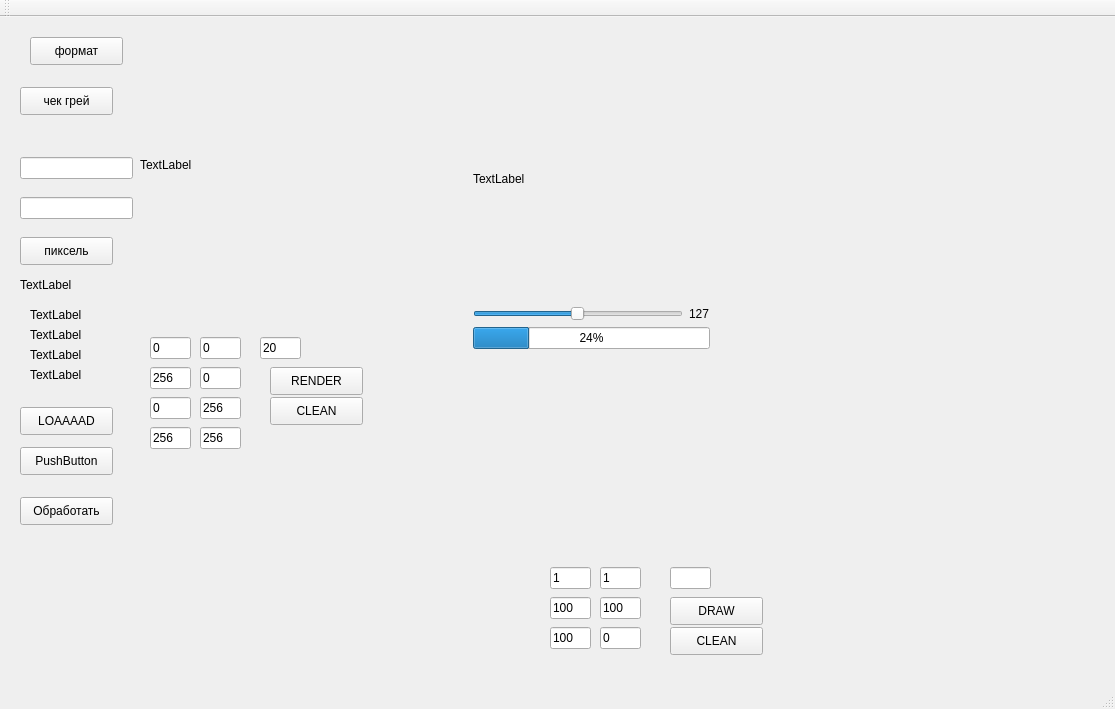
This is mainwindow.ui in kvad-17/img-polygonizer as Qt 5 draws it before an edit. The edited form follows.
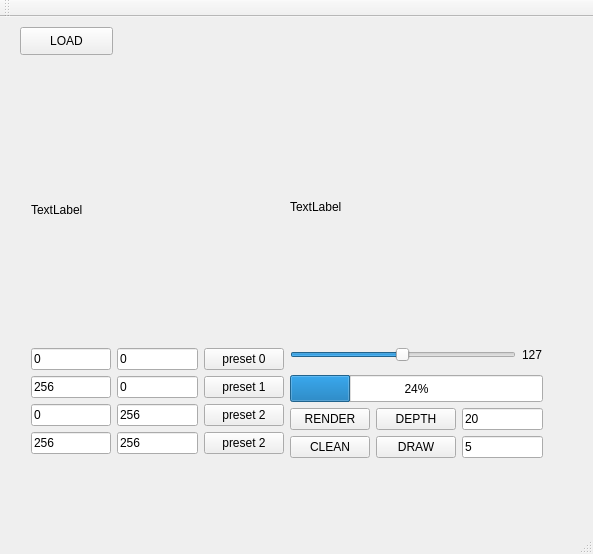
This is the edited form. Custom widgets are drawn as their Qt base class.

Commit message: -added native ractangles -gui refactoring -added polyvector for render mode

The edit to the form file:
```diff
--- a/mainwindow.ui
+++ b/mainwindow.ui
@@ -6,456 +6,149 @@
    <rect>
     <x>0</x>
     <y>0</y>
-    <width>1115</width>
-    <height>709</height>
+    <width>593</width>
+    <height>554</height>
    </rect>
   </property>
   <property name="windowTitle">
    <string>MainWindow</string>
   </property>
   <widget class="QWidget" name="centralWidget">
-   <widget class="QPushButton" name="pushButton">
+   <widget class="QPushButton" name="pushButton_load">
     <property name="geometry">
      <rect>
       <x>20</x>
-      <y>430</y>
+      <y>10</y>
       <width>93</width>
       <height>28</height>
      </rect>
     </property>
     <property name="text">
-     <string>PushButton</string>
+     <string>LOAD</string>
     </property>
    </widget>
+   <widget class="QWidget" name="">
+    <property name="geometry">
+     <rect>
+      <x>20</x>
+      <y>50</y>
+      <width>534</width>
+      <height>402</height>
+     </rect>
+    </property>
+    <layout class="QHBoxLayout" name="horizontalLayout_2">
+     <item>
+      <layout class="QVBoxLayout" name="verticalLayout_2">
+       <item>
    <widget class="QLabel" name="bmpLabel">
-    <property name="geometry">
-     <rect>
-      <x>140</x>
-      <y>20</y>
+         <property name="sizePolicy">
+          <sizepolicy hsizetype="Fixed" vsizetype="Fixed">
+           <horstretch>0</horstretch>
+           <verstretch>0</verstretch>
+          </sizepolicy>
+         </property>
+         <property name="minimumSize">
+          <size>
       <width>256</width>
       <height>256</height>
-     </rect>
+          </size>
     </property>
     <property name="text">
      <string>TextLabel</string>
     </property>
    </widget>
-   <widget class="QPushButton" name="pushButton_load">
-    <property name="geometry">
-     <rect>
-      <x>20</x>
-      <y>390</y>
-      <width>93</width>
-      <height>28</height>
-     </rect>
-    </property>
+       </item>
+       <item>
+        <layout class="QGridLayout" name="gridLayout_2">
+         <item row="0" column="0">
+          <widget class="QLineEdit" name="lineEdit_polyAX">
     <property name="text">
-     <string>LOAAAAD</string>
-    </property>
-   </widget>
-   <widget class="QPushButton" name="pushButton_process">
-    <property name="geometry">
-     <rect>
-      <x>20</x>
-      <y>480</y>
-      <width>93</width>
-      <height>28</height>
-     </rect>
-    </property>
-    <property name="text">
-     <string>Обработать</string>
-    </property>
-   </widget>
-   <widget class="QLineEdit" name="lineEdit_pixelX">
-    <property name="geometry">
-     <rect>
-      <x>20</x>
-      <y>140</y>
-      <width>113</width>
-      <height>22</height>
-     </rect>
-    </property>
-   </widget>
-   <widget class="QLineEdit" name="lineEdit_pixelY">
-    <property name="geometry">
-     <rect>
-      <x>20</x>
-      <y>180</y>
-      <width>113</width>
-      <height>22</height>
-     </rect>
-    </property>
-   </widget>
-   <widget class="QPushButton" name="pushButton_getpixel">
-    <property name="geometry">
-     <rect>
-      <x>20</x>
-      <y>220</y>
-      <width>93</width>
-      <height>28</height>
-     </rect>
-    </property>
-    <property name="text">
-     <string>пиксель</string>
-    </property>
-   </widget>
-   <widget class="QLabel" name="label_pixelout">
-    <property name="geometry">
-     <rect>
-      <x>20</x>
-      <y>260</y>
-      <width>111</width>
-      <height>16</height>
-     </rect>
-    </property>
-    <property name="text">
-     <string>TextLabel</string>
-    </property>
-   </widget>
-   <widget class="QLabel" name="label_red">
-    <property name="geometry">
-     <rect>
-      <x>30</x>
-      <y>290</y>
-      <width>55</width>
-      <height>16</height>
-     </rect>
-    </property>
-    <property name="text">
-     <string>TextLabel</string>
-    </property>
-   </widget>
-   <widget class="QLabel" name="label_green">
-    <property name="geometry">
-     <rect>
-      <x>30</x>
-      <y>310</y>
-      <width>55</width>
-      <height>16</height>
-     </rect>
-    </property>
-    <property name="text">
-     <string>TextLabel</string>
-    </property>
-   </widget>
-   <widget class="QLabel" name="label_blue">
-    <property name="geometry">
-     <rect>
-      <x>30</x>
-      <y>330</y>
-      <width>55</width>
-      <height>16</height>
-     </rect>
-    </property>
-    <property name="text">
-     <string>TextLabel</string>
-    </property>
-   </widget>
-   <widget class="QPushButton" name="pushButton_checkgray">
-    <property name="geometry">
-     <rect>
-      <x>20</x>
-      <y>70</y>
-      <width>93</width>
-      <height>28</height>
-     </rect>
-    </property>
-    <property name="text">
-     <string>чек грей</string>
-    </property>
-   </widget>
-   <widget class="QPushButton" name="pushButton_format">
-    <property name="geometry">
-     <rect>
-      <x>30</x>
-      <y>20</y>
-      <width>93</width>
-      <height>28</height>
-     </rect>
-    </property>
-    <property name="text">
-     <string>формат</string>
-    </property>
-   </widget>
-   <widget class="QLabel" name="label_index">
-    <property name="geometry">
-     <rect>
-      <x>30</x>
-      <y>350</y>
-      <width>55</width>
-      <height>16</height>
-     </rect>
-    </property>
-    <property name="text">
-     <string>TextLabel</string>
-    </property>
-   </widget>
-   <widget class="QLineEdit" name="lineEdit_drawAX">
-    <property name="geometry">
-     <rect>
-      <x>550</x>
-      <y>550</y>
-      <width>41</width>
-      <height>22</height>
-     </rect>
-    </property>
-    <property name="text">
-     <string>1</string>
-    </property>
-   </widget>
-   <widget class="QPushButton" name="pushButton_drawPoly">
-    <property name="geometry">
-     <rect>
-      <x>670</x>
-      <y>580</y>
-      <width>93</width>
-      <height>28</height>
-     </rect>
-    </property>
-    <property name="text">
-     <string>DRAW</string>
-    </property>
-   </widget>
-   <widget class="QLineEdit" name="lineEdit_drawAY">
-    <property name="geometry">
-     <rect>
-      <x>600</x>
-      <y>550</y>
-      <width>41</width>
-      <height>22</height>
-     </rect>
-    </property>
-    <property name="text">
-     <string>1</string>
-    </property>
-   </widget>
-   <widget class="QLineEdit" name="lineEdit_drawBX">
-    <property name="geometry">
-     <rect>
-      <x>550</x>
-      <y>580</y>
-      <width>41</width>
-      <height>22</height>
-     </rect>
-    </property>
-    <property name="text">
-     <string>100</string>
-    </property>
-   </widget>
-   <widget class="QLineEdit" name="lineEdit_drawBY">
-    <property name="geometry">
-     <rect>
-      <x>600</x>
-      <y>580</y>
-      <width>41</width>
-      <height>22</height>
-     </rect>
-    </property>
-    <property name="text">
-     <string>100</string>
-    </property>
-   </widget>
-   <widget class="QLineEdit" name="lineEdit_drawCX">
-    <property name="geometry">
-     <rect>
-      <x>550</x>
-      <y>610</y>
-      <width>41</width>
-      <height>22</height>
-     </rect>
-    </property>
-    <property name="text">
-     <string>100</string>
-    </property>
-   </widget>
-   <widget class="QLineEdit" name="lineEdit_drawCY">
-    <property name="geometry">
-     <rect>
-      <x>600</x>
-      <y>610</y>
-      <width>41</width>
-      <height>22</height>
-     </rect>
-    </property>
-    <property name="text">
      <string>0</string>
     </property>
    </widget>
-   <widget class="QLineEdit" name="lineEdit_drawDepth">
-    <property name="geometry">
-     <rect>
-      <x>670</x>
-      <y>550</y>
-      <width>41</width>
-      <height>22</height>
-     </rect>
-    </property>
-   </widget>
-   <widget class="QPushButton" name="pushButton_drawPolyClean">
-    <property name="geometry">
-     <rect>
-      <x>670</x>
-      <y>610</y>
-      <width>93</width>
-      <height>28</height>
-     </rect>
-    </property>
-    <property name="text">
-     <string>CLEAN</string>
-    </property>
-   </widget>
-   <widget class="QLineEdit" name="lineEdit_polyCY">
-    <property name="geometry">
-     <rect>
-      <x>200</x>
-      <y>380</y>
-      <width>41</width>
-      <height>22</height>
-     </rect>
-    </property>
-    <property name="text">
-     <string>256</string>
-    </property>
-   </widget>
-   <widget class="QLineEdit" name="lineEdit_polyDepth">
-    <property name="geometry">
-     <rect>
-      <x>260</x>
-      <y>320</y>
-      <width>41</width>
-      <height>22</height>
-     </rect>
-    </property>
-    <property name="text">
-     <string>20</string>
-    </property>
-   </widget>
-   <widget class="QLineEdit" name="lineEdit_polyCX">
-    <property name="geometry">
-     <rect>
-      <x>150</x>
-      <y>380</y>
-      <width>41</width>
-      <height>22</height>
-     </rect>
-    </property>
-    <property name="text">
-     <string>0</string>
-    </property>
-   </widget>
-   <widget class="QLineEdit" name="lineEdit_polyBX">
-    <property name="geometry">
-     <rect>
-      <x>150</x>
-      <y>350</y>
-      <width>41</width>
-      <height>22</height>
-     </rect>
-    </property>
-    <property name="text">
-     <string>256</string>
-    </property>
-   </widget>
-   <widget class="QPushButton" name="pushButton_drawPolyClean_2">
-    <property name="geometry">
-     <rect>
-      <x>270</x>
-      <y>380</y>
-      <width>93</width>
-      <height>28</height>
-     </rect>
-    </property>
-    <property name="text">
-     <string>CLEAN</string>
-    </property>
-   </widget>
+         </item>
+         <item row="0" column="1">
    <widget class="QLineEdit" name="lineEdit_polyAY">
-    <property name="geometry">
-     <rect>
-      <x>200</x>
-      <y>320</y>
-      <width>41</width>
-      <height>22</height>
-     </rect>
-    </property>
     <property name="text">
      <string>0</string>
     </property>
    </widget>
+         </item>
+         <item row="0" column="2">
+          <widget class="QPushButton" name="pushButton_polySplitPreset0">
+           <property name="text">
+            <string>preset 0</string>
+           </property>
+          </widget>
+         </item>
+         <item row="1" column="0">
+          <widget class="QLineEdit" name="lineEdit_polyBX">
+           <property name="text">
+            <string>256</string>
+           </property>
+          </widget>
+         </item>
+         <item row="1" column="1">
    <widget class="QLineEdit" name="lineEdit_polyBY">
-    <property name="geometry">
-     <rect>
-      <x>200</x>
-      <y>350</y>
-      <width>41</width>
-      <height>22</height>
-     </rect>
-    </property>
     <property name="text">
      <string>0</string>
     </property>
    </widget>
-   <widget class="QLineEdit" name="lineEdit_polyAX">
-    <property name="geometry">
-     <rect>
-      <x>150</x>
-      <y>320</y>
-      <width>41</width>
-      <height>22</height>
-     </rect>
-    </property>
+         </item>
+         <item row="1" column="2">
+          <widget class="QPushButton" name="pushButton_polySplitPreset1">
+           <property name="text">
+            <string>preset 1</string>
+           </property>
+          </widget>
+         </item>
+         <item row="2" column="0">
+          <widget class="QLineEdit" name="lineEdit_polyCX">
     <property name="text">
      <string>0</string>
     </property>
    </widget>
-   <widget class="QPushButton" name="pushButton_polySplit">
-    <property name="geometry">
-     <rect>
-      <x>270</x>
-      <y>350</y>
-      <width>93</width>
-      <height>28</height>
-     </rect>
-    </property>
+         </item>
+         <item row="2" column="1">
+          <widget class="QLineEdit" name="lineEdit_polyCY">
+           <property name="text">
+            <string>256</string>
+           </property>
+          </widget>
+         </item>
+         <item row="2" column="2">
+          <widget class="QPushButton" name="pushButton_polySplitPreset2">
     <property name="text">
-     <string>RENDER</string>
-    </property>
-   </widget>
+            <string>preset 2</string>
+           </property>
+          </widget>
+         </item>
+         <item row="3" column="0">
    <widget class="QLineEdit" name="lineEdit_polyDX">
-    <property name="geometry">
-     <rect>
-      <x>150</x>
-      <y>410</y>
-      <width>41</width>
-      <height>22</height>
-     </rect>
-    </property>
     <property name="text">
      <string>256</string>
     </property>
    </widget>
+         </item>
+         <item row="3" column="1">
    <widget class="QLineEdit" name="lineEdit_polyDY">
-    <property name="geometry">
-     <rect>
-      <x>200</x>
-      <y>410</y>
-      <width>41</width>
-      <height>22</height>
-     </rect>
-    </property>
     <property name="text">
      <string>256</string>
     </property>
    </widget>
-   <widget class="QWidget" name="layoutWidget">
-    <property name="geometry">
-     <rect>
-      <x>462</x>
-      <y>22</y>
-      <width>259</width>
-      <height>321</height>
-     </rect>
-    </property>
+         </item>
+         <item row="3" column="2">
+          <widget class="QPushButton" name="pushButton_polySplitPreset3">
+           <property name="text">
+            <string>preset 2</string>
+           </property>
+          </widget>
+         </item>
+        </layout>
+       </item>
+      </layout>
+     </item>
+     <item>
     <layout class="QVBoxLayout" name="verticalLayout">
      <item>
       <widget class="xyLabel" name="label_xy">
@@ -537,6 +230,54 @@
        </property>
       </widget>
      </item>
+       <item>
+        <layout class="QGridLayout" name="gridLayout">
+         <item row="0" column="0">
+          <widget class="QPushButton" name="pushButton_polySplit">
+           <property name="text">
+            <string>RENDER</string>
+           </property>
+          </widget>
+         </item>
+         <item row="0" column="1">
+          <widget class="QPushButton" name="pushButton_polySplitOnce">
+           <property name="text">
+            <string>DEPTH</string>
+           </property>
+          </widget>
+         </item>
+         <item row="0" column="2">
+          <widget class="QLineEdit" name="lineEdit_polyDepth">
+           <property name="text">
+            <string>20</string>
+           </property>
+          </widget>
+         </item>
+         <item row="1" column="0">
+          <widget class="QPushButton" name="pushButton_drawPolyClean">
+           <property name="text">
+            <string>CLEAN</string>
+           </property>
+          </widget>
+         </item>
+         <item row="1" column="1">
+          <widget class="QPushButton" name="pushButton_drawPolyABCD">
+           <property name="text">
+            <string>DRAW</string>
+           </property>
+          </widget>
+         </item>
+         <item row="1" column="2">
+          <widget class="QLineEdit" name="lineEdit_drawPolyABCDdepth">
+           <property name="text">
+            <string>5</string>
+           </property>
+          </widget>
+         </item>
+        </layout>
+       </item>
+      </layout>
+     </item>
     </layout>
    </widget>
   </widget>
```
Left out of the diff: 2 changed lines with no effect on the pictures. Lines whose indentation alone changed are shown as unchanged. The commit also changes 4 other files.
